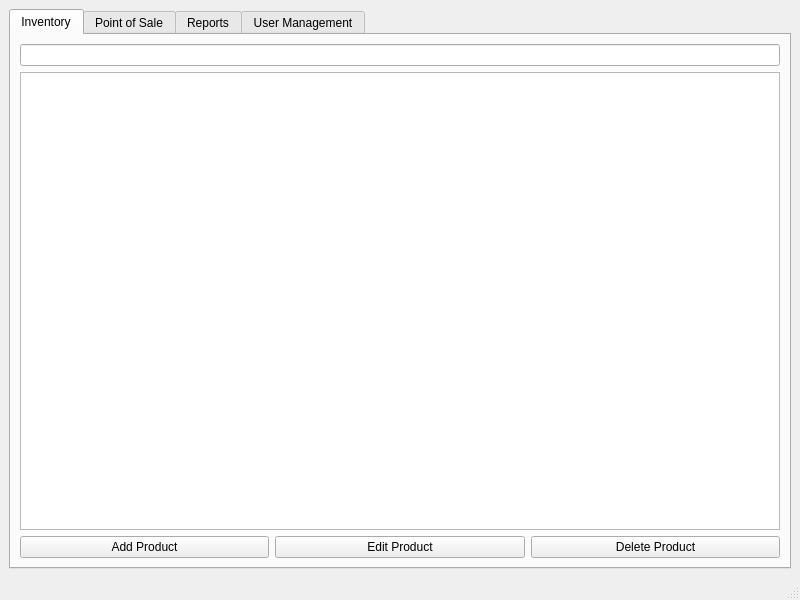
Qt form mainwindow.ui (NoureddineDRIOUECH/POS) before a commit.
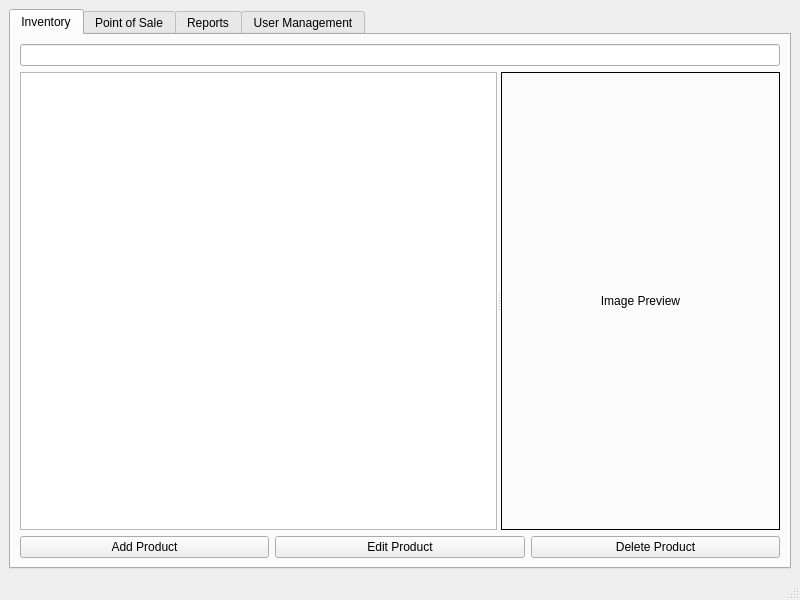
The same form after that commit.

Commit message: feat: add images to products

Diff of the .ui file:
```diff
--- a/mainwindow.ui
+++ b/mainwindow.ui
@@ -29,7 +29,29 @@
          <widget class="QLineEdit" name="searchLineEdit"/>
         </item>
         <item>
-         <widget class="QTableView" name="productsTableView"/>
+         <widget class="QSplitter" name="inventorySplitter">
+          <property name="orientation">
+           <enum>Qt::Horizontal</enum>
+          </property>
+          <widget class="QTableView" name="productsTableView"/>
+          <widget class="QLabel" name="inventoryImagePreviewLabel">
+           <property name="minimumSize">
+            <size>
+             <width>150</width>
+             <height>150</height>
+            </size>
+           </property>
+           <property name="frameShape">
+            <enum>QFrame::Box</enum>
+           </property>
+           <property name="text">
+            <string>Image Preview</string>
+           </property>
+           <property name="alignment">
+            <set>Qt::AlignCenter</set>
+           </property>
+          </widget>
+         </widget>
         </item>
         <item>
          <layout class="QHBoxLayout" name="horizontalLayout">
```
The commit also changes 13 other files.
